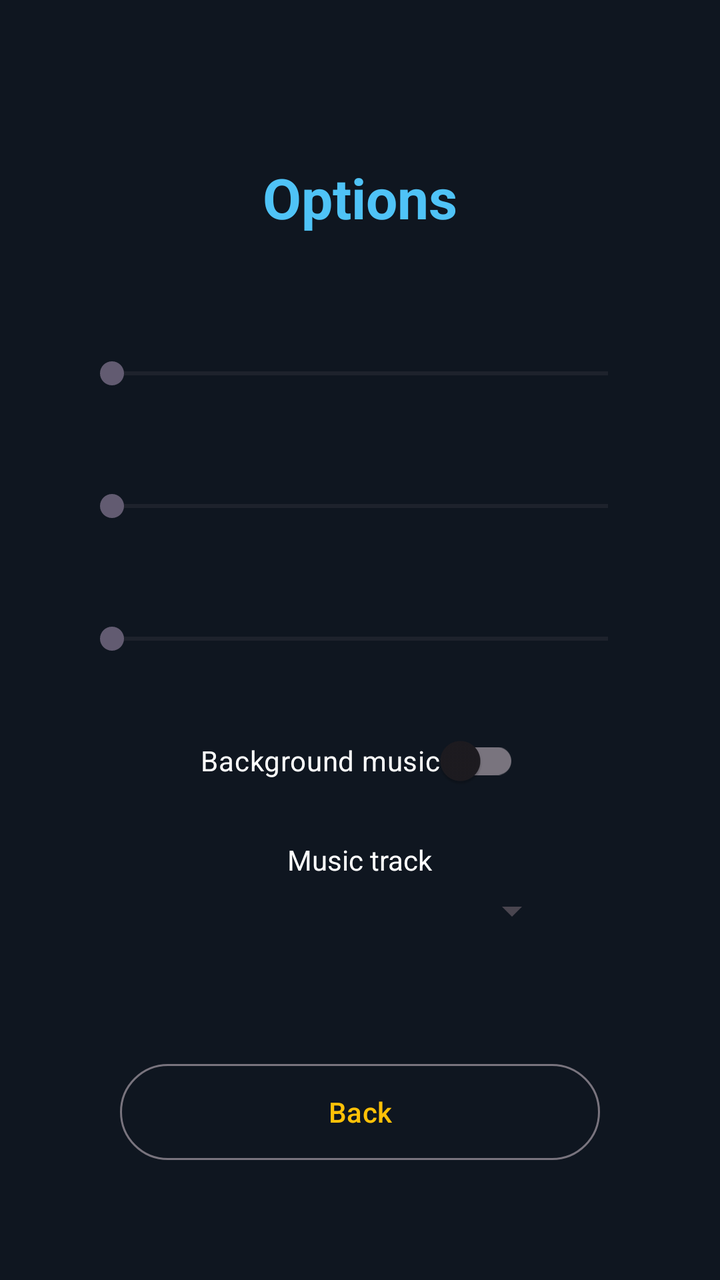
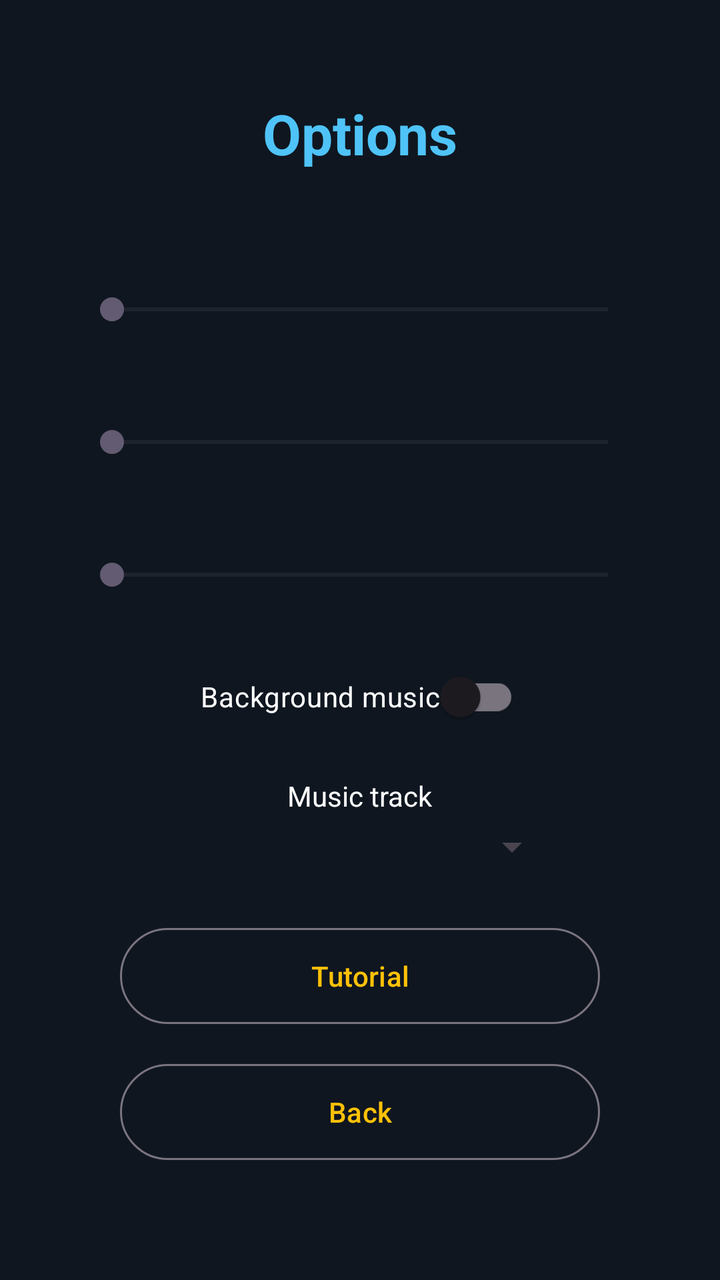

Compare the two renders of this Android layout. The source of the first and the diff that turns it into the second are given below.
<!-- AndroidManifest.xml: activity theme Theme.Balls -->
<!-- res/layout/activity_options.xml -->
<?xml version="1.0" encoding="utf-8"?>
<androidx.constraintlayout.widget.ConstraintLayout xmlns:android="http://schemas.android.com/apk/res/android"
    xmlns:app="http://schemas.android.com/apk/res-auto"
    android:layout_width="match_parent"
    android:layout_height="match_parent"
    android:background="@color/background_dark"
    android:padding="32dp">

    <TextView
        android:id="@+id/optionsTitle"
        android:layout_width="wrap_content"
        android:layout_height="wrap_content"
        android:layout_marginTop="48dp"
        android:text="@string/menu_options"
        android:textColor="@color/player_color"
        android:textSize="28sp"
        android:textStyle="bold"
        app:layout_constraintTop_toTopOf="parent"
        app:layout_constraintStart_toStartOf="parent"
        app:layout_constraintEnd_toEndOf="parent" />

    <TextView
        android:id="@+id/botsCountText"
        android:layout_width="wrap_content"
        android:layout_height="wrap_content"
        android:layout_marginTop="32dp"
        android:textColor="@color/hud_text"
        android:textSize="18sp"
        app:layout_constraintTop_toBottomOf="@id/optionsTitle"
        app:layout_constraintStart_toStartOf="parent"
        app:layout_constraintEnd_toEndOf="parent" />

    <SeekBar
        android:id="@+id/botsSeekBar"
        android:layout_width="280dp"
        android:layout_height="wrap_content"
        android:layout_marginTop="4dp"
        android:max="200"
        android:min="2"
        app:layout_constraintTop_toBottomOf="@id/botsCountText"
        app:layout_constraintStart_toStartOf="parent"
        app:layout_constraintEnd_toEndOf="parent" />

    <TextView
        android:id="@+id/powerUpCountText"
        android:layout_width="wrap_content"
        android:layout_height="wrap_content"
        android:layout_marginTop="20dp"
        android:textColor="@color/hud_text"
        android:textSize="18sp"
        app:layout_constraintTop_toBottomOf="@id/botsSeekBar"
        app:layout_constraintStart_toStartOf="parent"
        app:layout_constraintEnd_toEndOf="parent" />

    <SeekBar
        android:id="@+id/powerUpSeekBar"
        android:layout_width="280dp"
        android:layout_height="wrap_content"
        android:layout_marginTop="4dp"
        android:max="30"
        android:min="1"
        app:layout_constraintTop_toBottomOf="@id/powerUpCountText"
        app:layout_constraintStart_toStartOf="parent"
        app:layout_constraintEnd_toEndOf="parent" />

    <TextView
        android:id="@+id/arenaSizeText"
        android:layout_width="wrap_content"
        android:layout_height="wrap_content"
        android:layout_marginTop="20dp"
        android:textColor="@color/hud_text"
        android:textSize="18sp"
        app:layout_constraintTop_toBottomOf="@id/powerUpSeekBar"
        app:layout_constraintStart_toStartOf="parent"
        app:layout_constraintEnd_toEndOf="parent" />

    <SeekBar
        android:id="@+id/arenaSizeSeekBar"
        android:layout_width="280dp"
        android:layout_height="wrap_content"
        android:layout_marginTop="4dp"
        android:max="3"
        android:min="0"
        app:layout_constraintTop_toBottomOf="@id/arenaSizeText"
        app:layout_constraintStart_toStartOf="parent"
        app:layout_constraintEnd_toEndOf="parent" />

    <com.google.android.material.switchmaterial.SwitchMaterial
        android:id="@+id/musicSwitch"
        android:layout_width="wrap_content"
        android:layout_height="wrap_content"
        android:layout_marginTop="28dp"
        android:text="@string/menu_music_label"
        android:textColor="@color/hud_text"
        app:layout_constraintTop_toBottomOf="@id/arenaSizeSeekBar"
        app:layout_constraintStart_toStartOf="parent"
        app:layout_constraintEnd_toEndOf="parent" />

    <TextView
        android:id="@+id/musicTrackLabel"
        android:layout_width="wrap_content"
        android:layout_height="wrap_content"
        android:layout_marginTop="16dp"
        android:text="@string/menu_music_track_label"
        android:textColor="@color/hud_text"
        android:textSize="14sp"
        app:layout_constraintTop_toBottomOf="@id/musicSwitch"
        app:layout_constraintStart_toStartOf="parent"
        app:layout_constraintEnd_toEndOf="parent" />

    <Spinner
        android:id="@+id/musicTrackSpinner"
        android:layout_width="200dp"
        android:layout_height="wrap_content"
        android:layout_marginTop="4dp"
        app:layout_constraintTop_toBottomOf="@id/musicTrackLabel"
        app:layout_constraintStart_toStartOf="parent"
        app:layout_constraintEnd_toEndOf="parent" />

    <Button
        android:id="@+id/backButton"
        style="?attr/materialButtonOutlinedStyle"
        android:layout_width="240dp"
        android:layout_height="56dp"
        android:layout_marginBottom="24dp"
        android:text="@string/options_back"
        app:layout_constraintBottom_toBottomOf="parent"
        app:layout_constraintStart_toStartOf="parent"
        app:layout_constraintEnd_toEndOf="parent" />

</androidx.constraintlayout.widget.ConstraintLayout>
<!-- resources referenced by this layout -->
<resources>
  <color name="background_dark">#0F1620</color>
  <color name="hud_text">#FFFFFF</color>
  <color name="player_color">#4FC3F7</color>
  <string name="menu_music_label">Background music</string>
  <string name="menu_music_track_label">Music track</string>
  <string name="menu_options">Options</string>
  <string name="options_back">Back</string>
  <style name="Theme.Balls" parent="Theme.Material3.DayNight.NoActionBar">
          <item name="colorPrimary">@color/accent</item>
          <item name="android:statusBarColor">@color/background_dark</item>
          <item name="android:windowBackground">@color/background_dark</item>
      </style>
  <color name="accent">#FFC107</color>
</resources>

<!-- the commit's change to res/layout/activity_options.xml (unified diff, before → after) -->
@@ -6,114 +6,115 @@
     android:background="@color/background_dark"
     android:padding="32dp">
 
-    <TextView
-        android:id="@+id/optionsTitle"
-        android:layout_width="wrap_content"
-        android:layout_height="wrap_content"
-        android:layout_marginTop="48dp"
-        android:text="@string/menu_options"
-        android:textColor="@color/player_color"
-        android:textSize="28sp"
-        android:textStyle="bold"
+    
+    <ScrollView
+        android:id="@+id/optionsScroll"
+        android:layout_width="match_parent"
+        android:layout_height="0dp"
         app:layout_constraintTop_toTopOf="parent"
+        app:layout_constraintBottom_toTopOf="@id/tutorialButton"
         app:layout_constraintStart_toStartOf="parent"
-        app:layout_constraintEnd_toEndOf="parent" />
+        app:layout_constraintEnd_toEndOf="parent">
 
-    <TextView
-        android:id="@+id/botsCountText"
-        android:layout_width="wrap_content"
-        android:layout_height="wrap_content"
-        android:layout_marginTop="32dp"
-        android:textColor="@color/hud_text"
-        android:textSize="18sp"
-        app:layout_constraintTop_toBottomOf="@id/optionsTitle"
-        app:layout_constraintStart_toStartOf="parent"
-        app:layout_constraintEnd_toEndOf="parent" />
+        <LinearLayout
+            android:layout_width="match_parent"
+            android:layout_height="wrap_content"
+            android:orientation="vertical"
+            android:gravity="center_horizontal">
 
-    <SeekBar
-        android:id="@+id/botsSeekBar"
-        android:layout_width="280dp"
-        android:layout_height="wrap_content"
-        android:layout_marginTop="4dp"
-        android:max="200"
-        android:min="2"
-        app:layout_constraintTop_toBottomOf="@id/botsCountText"
-        app:layout_constraintStart_toStartOf="parent"
-        app:layout_constraintEnd_toEndOf="parent" />
+            <TextView
+                android:id="@+id/optionsTitle"
+                android:layout_width="wrap_content"
+                android:layout_height="wrap_content"
+                android:layout_marginTop="16dp"
+                android:text="@string/menu_options"
+                android:textColor="@color/player_color"
+                android:textSize="28sp"
+                android:textStyle="bold" />
 
-    <TextView
-        android:id="@+id/powerUpCountText"
-        android:layout_width="wrap_content"
-        android:layout_height="wrap_content"
-        android:layout_marginTop="20dp"
-        android:textColor="@color/hud_text"
-        android:textSize="18sp"
-        app:layout_constraintTop_toBottomOf="@id/botsSeekBar"
-        app:layout_constraintStart_toStartOf="parent"
-        app:layout_constraintEnd_toEndOf="parent" />
+            <TextView
+                android:id="@+id/botsCountText"
+                android:layout_width="wrap_content"
+                android:layout_height="wrap_content"
+                android:layout_marginTop="32dp"
+                android:textColor="@color/hud_text"
+                android:textSize="18sp" />
 
-    <SeekBar
-        android:id="@+id/powerUpSeekBar"
-        android:layout_width="280dp"
-        android:layout_height="wrap_content"
-        android:layout_marginTop="4dp"
-        android:max="30"
-        android:min="1"
-        app:layout_constraintTop_toBottomOf="@id/powerUpCountText"
-        app:layout_constraintStart_toStartOf="parent"
-        app:layout_constraintEnd_toEndOf="parent" />
+            <SeekBar
+                android:id="@+id/botsSeekBar"
+                android:layout_width="280dp"
+                android:layout_height="wrap_content"
+                android:layout_marginTop="4dp"
+                android:max="200"
+                android:min="2" />
 
-    <TextView
-        android:id="@+id/arenaSizeText"
-        android:layout_width="wrap_content"
-        android:layout_height="wrap_content"
-        android:layout_marginTop="20dp"
-        android:textColor="@color/hud_text"
-        android:textSize="18sp"
-        app:layout_constraintTop_toBottomOf="@id/powerUpSeekBar"
-        app:layout_constraintStart_toStartOf="parent"
-        app:layout_constraintEnd_toEndOf="parent" />
+            <TextView
+                android:id="@+id/powerUpCountText"
+                android:layout_width="wrap_content"
+                android:layout_height="wrap_content"
+                android:layout_marginTop="20dp"
+                android:textColor="@color/hud_text"
+                android:textSize="18sp" />
 
-    <SeekBar
-        android:id="@+id/arenaSizeSeekBar"
-        android:layout_width="280dp"
-        android:layout_height="wrap_content"
-        android:layout_marginTop="4dp"
-        android:max="3"
-        android:min="0"
-        app:layout_constraintTop_toBottomOf="@id/arenaSizeText"
-        app:layout_constraintStart_toStartOf="parent"
-        app:layout_constraintEnd_toEndOf="parent" />
+            <SeekBar
+                android:id="@+id/powerUpSeekBar"
+                android:layout_width="280dp"
+                android:layout_height="wrap_content"
+                android:layout_marginTop="4dp"
+                android:max="30"
+                android:min="1" />
 
-    <com.google.android.material.switchmaterial.SwitchMaterial
-        android:id="@+id/musicSwitch"
-        android:layout_width="wrap_content"
-        android:layout_height="wrap_content"
-        android:layout_marginTop="28dp"
-        android:text="@string/menu_music_label"
-        android:textColor="@color/hud_text"
-        app:layout_constraintTop_toBottomOf="@id/arenaSizeSeekBar"
-        app:layout_constraintStart_toStartOf="parent"
-        app:layout_constraintEnd_toEndOf="parent" />
+            <TextView
+                android:id="@+id/arenaSizeText"
+                android:layout_width="wrap_content"
+                android:layout_height="wrap_content"
+                android:layout_marginTop="20dp"
+                android:textColor="@color/hud_text"
+                android:textSize="18sp" />
 
-    <TextView
-        android:id="@+id/musicTrackLabel"
-        android:layout_width="wrap_content"
-        android:layout_height="wrap_content"
-        android:layout_marginTop="16dp"
-        android:text="@string/menu_music_track_label"
-        android:textColor="@color/hud_text"
-        android:textSize="14sp"
-        app:layout_constraintTop_toBottomOf="@id/musicSwitch"
-        app:layout_constraintStart_toStartOf="parent"
-        app:layout_constraintEnd_toEndOf="parent" />
+            <SeekBar
+                android:id="@+id/arenaSizeSeekBar"
+                android:layout_width="280dp"
+                android:layout_height="wrap_content"
+                android:layout_marginTop="4dp"
+                android:max="3"
+                android:min="0" />
 
-    <Spinner
-        android:id="@+id/musicTrackSpinner"
-        android:layout_width="200dp"
-        android:layout_height="wrap_content"
-        android:layout_marginTop="4dp"
-        app:layout_constraintTop_toBottomOf="@id/musicTrackLabel"
+            <com.google.android.material.switchmaterial.SwitchMaterial
+                android:id="@+id/musicSwitch"
+                android:layout_width="wrap_content"
+                android:layout_height="wrap_content"
+                android:layout_marginTop="28dp"
+                android:text="@string/menu_music_label"
+                android:textColor="@color/hud_text" />
+
+            <TextView
+                android:id="@+id/musicTrackLabel"
+                android:layout_width="wrap_content"
+                android:layout_height="wrap_content"
+                android:layout_marginTop="16dp"
+                android:text="@string/menu_music_track_label"
+                android:textColor="@color/hud_text"
+                android:textSize="14sp" />
+
+            <Spinner
+                android:id="@+id/musicTrackSpinner"
+                android:layout_width="200dp"
+                android:layout_height="wrap_content"
+                android:layout_marginTop="4dp"
+                android:layout_marginBottom="16dp" />
+
+        </LinearLayout>
+    </ScrollView>
+
+    <Button
+        android:id="@+id/tutorialButton"
+        style="?attr/materialButtonOutlinedStyle"
+        android:layout_width="240dp"
+        android:layout_height="56dp"
+        android:layout_marginBottom="12dp"
+        android:text="@string/menu_tutorial"
+        app:layout_constraintBottom_toTopOf="@id/backButton"
         app:layout_constraintStart_toStartOf="parent"
         app:layout_constraintEnd_toEndOf="parent" />
 
<!-- resource entries referenced after the edit -->
@@ -6,6 +6,7 @@
   <string name="menu_music_label">Background music</string>
   <string name="menu_music_track_label">Music track</string>
   <string name="menu_options">Options</string>
+  <string name="menu_tutorial">Tutorial</string>
   <string name="options_back">Back</string>
   <style name="Theme.Balls" parent="Theme.Material3.DayNight.NoActionBar">
           <item name="colorPrimary">@color/accent</item>
